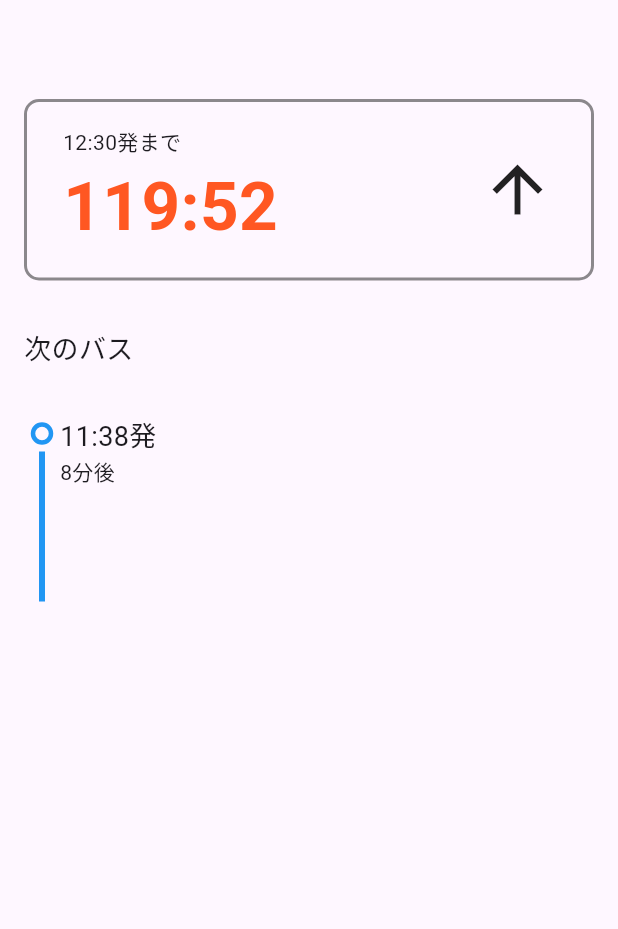
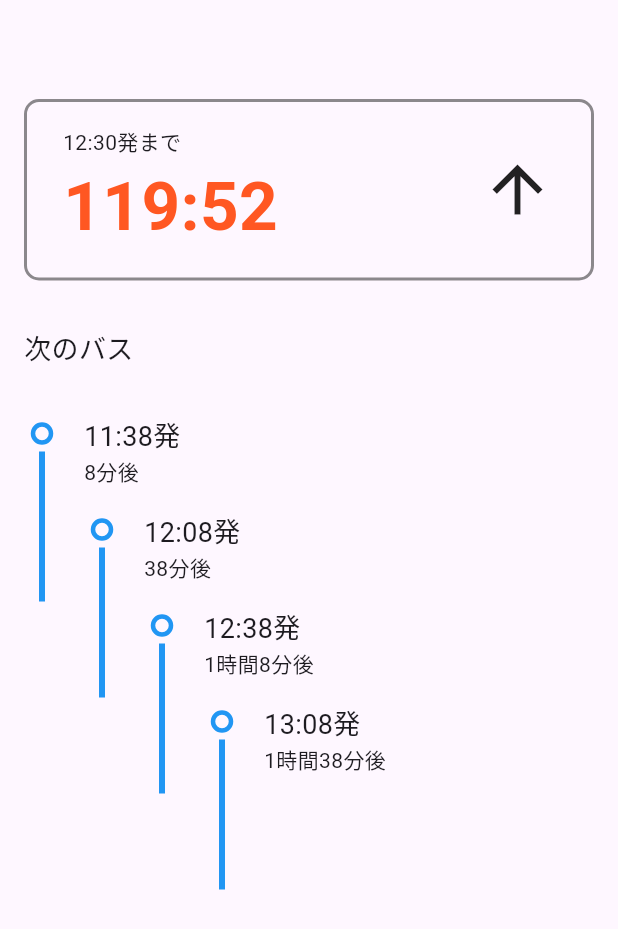
Before and after one commit to taratara10/buss_timetable, a Flutter app: the screen it shows after launch, on a phone screen of 412 x 824 dp. Shown: the top 929 px of the screen. Run offline on Flutter 3.47's test engine with Material 3 defaults, Android fonts, the phone set to English and light mode, and no system bars; our stand-ins replace flutter_riverpod, freezed_annotation, riverpod_annotation; generated files the repository leaves out were written again.

Commit message:
入れ子でtimelineを表示

```diff
--- a/lib/clock/clock_screen.dart
+++ b/lib/clock/clock_screen.dart
@@ -25,9 +25,6 @@ class ClockScreen extends StatelessWidget {
 class _ClockContent extends ConsumerWidget {
   @override
   Widget build(BuildContext context, WidgetRef ref) {
-    final ClockUiState state = ref.watch(clockViewModelProvider);
-    // todo
-    var a = state.timelines.firstOrNull;
     return Scaffold(
       body: Center(
         child: Padding(
@@ -45,7 +42,7 @@ class _ClockContent extends ConsumerWidget {
                 ),
               ),
               const SizedBox(height: 32),
-              if (a != null) Timeline(state: a),
+              const Timeline(),
             ],
           ),
         ),
--- a/lib/clock/timeline.dart
+++ b/lib/clock/timeline.dart
@@ -2,35 +2,62 @@ import 'dart:math' as math;
 
 import 'package:buss_timetable/clock/clock_ui_state.dart';
 import 'package:flutter/material.dart';
+import 'package:flutter_riverpod/flutter_riverpod.dart';
 
-class Timeline extends StatelessWidget {
-  final TimelineState state;
+import 'clock_view_model.dart';
 
-  const Timeline({super.key, required this.state});
+class Timeline extends ConsumerWidget {
+  const Timeline({super.key});
 
   @override
-  Widget build(BuildContext context) {
-    return _TimelineItem(state: state);
+  Widget build(BuildContext context, WidgetRef ref) {
+    final ClockUiState state = ref.watch(clockViewModelProvider);
+    return _TimelineItem(
+      state: state.timelines,
+      index: 0,
+    );
   }
 }
 
 class _TimelineItem extends StatelessWidget {
-  final TimelineState state;
+  final List<TimelineState> state;
+  final int index;
 
-  const _TimelineItem({required this.state});
+  const _TimelineItem({
+    required this.state,
+    required this.index,
+  });
 
   @override
   Widget build(BuildContext context) {
-    return Row(
-      crossAxisAlignment: CrossAxisAlignment.start,
-      children: [
-        const _VerticalBussLine(),
-        _BussTimeInfo(state: state),
-      ],
-    );
+    TimelineState? current = state.elementAtOrNull(index);
+    TimelineState? next = state.elementAtOrNull(index + 1);
+    return (current != null)
+        ? Row(
+            crossAxisAlignment: CrossAxisAlignment.start,
+            children: [
+              const _VerticalBussLine(),
+              const SizedBox(width: 16),
+              Column(
+                crossAxisAlignment: CrossAxisAlignment.start,
+                children: [
+                  _BussTimeInfo(state: current),
+                  const SizedBox(height: 16),
+                  (next != null)
+                      ? _TimelineItem(
+                          state: state,
+                          index: index + 1,
+                        )
+                      : const SizedBox()
+                ],
+              )
+            ],
+          )
+        : const SizedBox();
   }
 }
 
+/// 発車時刻と残り時間
 class _BussTimeInfo extends StatelessWidget {
   final TimelineState state;
 
```
